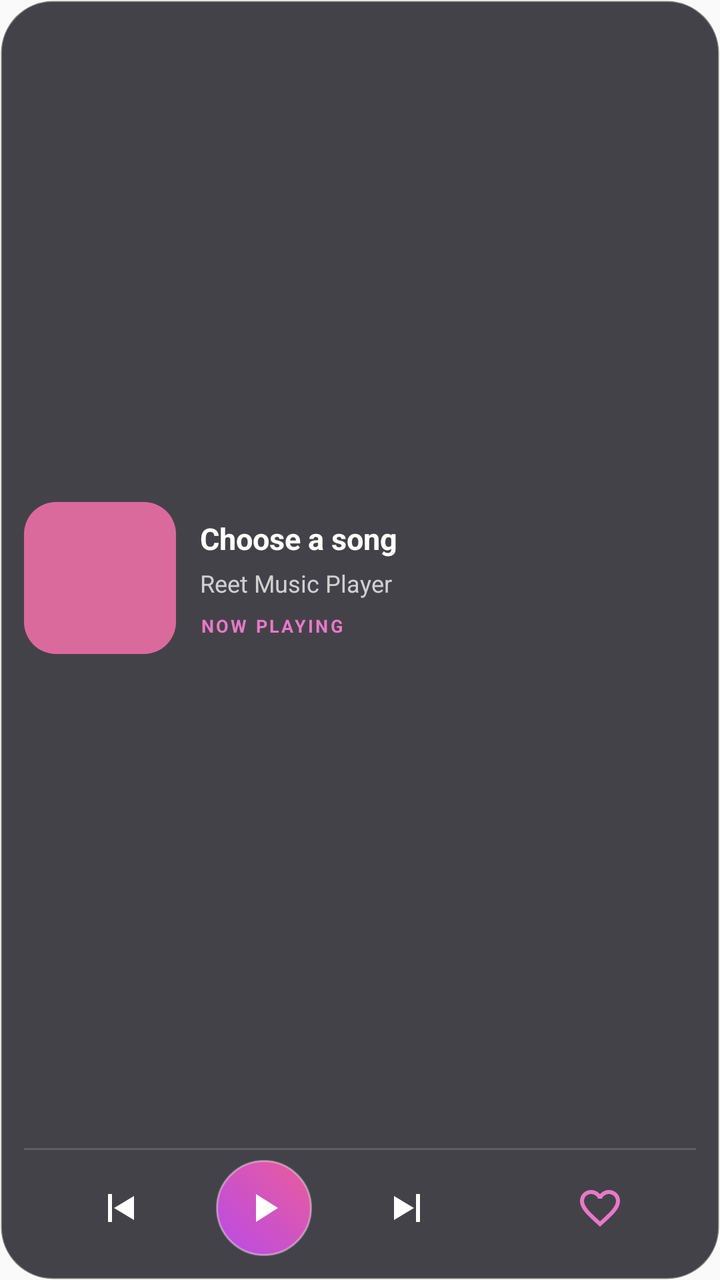
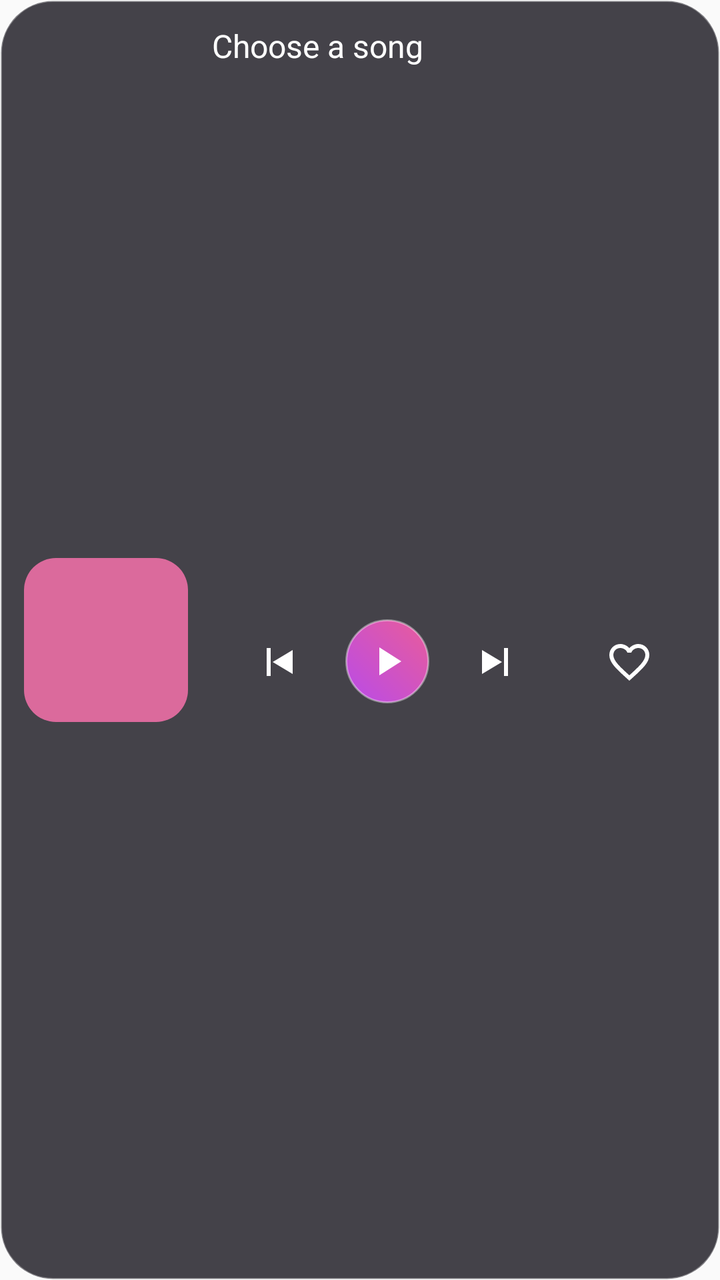

The first picture is an Android layout as it rendered before a commit; the second is the same layout after the commit. The layout source and the unified diff follow.
<!-- AndroidManifest.xml: application theme android:Theme.Material.Light.NoActionBar -->
<!-- res/layout/widget_reet_music.xml -->
<?xml version="1.0" encoding="utf-8"?>
<LinearLayout xmlns:android="http://schemas.android.com/apk/res/android"
    android:id="@+id/widget_root"
    android:layout_width="match_parent"
    android:layout_height="match_parent"
    android:orientation="vertical"
    android:background="@drawable/widget_bg"
    android:padding="12dp">

    <LinearLayout
        android:layout_width="match_parent"
        android:layout_height="0dp"
        android:layout_weight="1"
        android:gravity="center_vertical"
        android:orientation="horizontal">

        <ImageView
            android:id="@+id/widget_art"
            android:layout_width="76dp"
            android:layout_height="76dp"
            android:scaleType="centerCrop"
            android:background="@drawable/widget_art_bg"
            android:contentDescription="Current song artwork" />

        <LinearLayout
            android:layout_width="0dp"
            android:layout_height="wrap_content"
            android:layout_weight="1"
            android:orientation="vertical"
            android:gravity="center_vertical"
            android:paddingStart="12dp">

            <TextView
                android:id="@+id/widget_title"
                android:layout_width="match_parent"
                android:layout_height="wrap_content"
                android:text="Choose a song"
                android:textColor="#FFFFFFFF"
                android:textSize="15sp"
                android:textStyle="bold"
                android:maxLines="2"
                android:ellipsize="end" />

            <TextView
                android:id="@+id/widget_artist"
                android:layout_width="match_parent"
                android:layout_height="wrap_content"
                android:text="Reet Music Player"
                android:textColor="#BFFFFFFF"
                android:textSize="12sp"
                android:maxLines="1"
                android:ellipsize="end"
                android:paddingTop="4dp" />

            <TextView
                android:layout_width="wrap_content"
                android:layout_height="wrap_content"
                android:text="NOW PLAYING"
                android:textColor="#FFE879C7"
                android:textSize="9sp"
                android:textStyle="bold"
                android:letterSpacing="0.12"
                android:paddingTop="7dp" />
        </LinearLayout>
    </LinearLayout>

    <TextView
        android:layout_width="match_parent"
        android:layout_height="1dp"
        android:background="#26FFFFFF"
        android:layout_marginTop="8dp"
        android:layout_marginBottom="5dp"
        android:text="" />

    <LinearLayout
        android:layout_width="match_parent"
        android:layout_height="48dp"
        android:gravity="center"
        android:orientation="horizontal">

        <ImageButton
            android:id="@+id/widget_previous"
            android:layout_width="0dp"
            android:layout_height="match_parent"
            android:layout_weight="1"
            android:background="@android:color/transparent"
            android:padding="12dp"
            android:src="@drawable/ic_widget_previous"
            android:tint="#E6FFFFFF"
            android:contentDescription="Previous song" />

        <ImageButton
            android:id="@+id/widget_play_pause"
            android:layout_width="48dp"
            android:layout_height="48dp"
            android:background="@drawable/widget_play_button_bg"
            android:padding="13dp"
            android:src="@drawable/ic_widget_play"
            android:tint="#FFFFFFFF"
            android:contentDescription="Play or pause" />

        <ImageButton
            android:id="@+id/widget_next"
            android:layout_width="0dp"
            android:layout_height="match_parent"
            android:layout_weight="1"
            android:background="@android:color/transparent"
            android:padding="12dp"
            android:src="@drawable/ic_widget_next"
            android:tint="#E6FFFFFF"
            android:contentDescription="Next song" />

        <ImageButton
            android:id="@+id/widget_favourite"
            android:layout_width="0dp"
            android:layout_height="match_parent"
            android:layout_weight="1"
            android:background="@android:color/transparent"
            android:padding="12dp"
            android:src="@drawable/ic_widget_favorite"
            android:tint="#FFE879C7"
            android:contentDescription="Toggle favourite" />
    </LinearLayout>
</LinearLayout>
<!-- resources referenced by this layout -->
<resources>
  <!-- drawable ic_widget_favorite (drawable) -->
  <vector xmlns:android="http://schemas.android.com/apk/res/android" android:width="24dp" android:height="24dp" android:viewportWidth="24" android:viewportHeight="24"><path android:fillColor="#FFFFFFFF" android:pathData="M12,21.35l-1.45,-1.32C5.4,15.36 2,12.28 2,8.5 2,5.42 4.42,3 7.5,3c1.74,0 3.41,0.81 4.5,2.09C13.09,3.81 14.76,3 16.5,3 19.58,3 22,5.42 22,8.5c0,3.78 -3.4,6.86 -8.55,11.54zM12,18.65c4.62,-4.18 8,-7.25 8,-10.15 0,-2 -1.5,-3.5 -3.5,-3.5 -1.54,0 -3.04,1 -3.57,2.36h-1.87C10.54,6 9.04,5 7.5,5 5.5,5 4,6.5 4,8.5c0,2.9 3.38,5.97 8,10.15z"/></vector>
  <!-- drawable ic_widget_next (drawable) -->
  <vector xmlns:android="http://schemas.android.com/apk/res/android" android:width="24dp" android:height="24dp" android:viewportWidth="24" android:viewportHeight="24"><path android:fillColor="#FFFFFFFF" android:pathData="M16,5h2v14h-2zM5,6v12l10,-6z"/></vector>
  <!-- drawable ic_widget_play (drawable) -->
  <vector xmlns:android="http://schemas.android.com/apk/res/android" android:width="24dp" android:height="24dp" android:viewportWidth="24" android:viewportHeight="24"><path android:fillColor="#FFFFFFFF" android:pathData="M8,5v14l11,-7z"/></vector>
  <!-- drawable ic_widget_previous (drawable) -->
  <vector xmlns:android="http://schemas.android.com/apk/res/android" android:width="24dp" android:height="24dp" android:viewportWidth="24" android:viewportHeight="24"><path android:fillColor="#FFFFFFFF" android:pathData="M6,5h2v14H6zM19,6v12L9,12z"/></vector>
  <!-- drawable widget_art_bg (drawable) -->
  <shape xmlns:android="http://schemas.android.com/apk/res/android" android:shape="rectangle"><corners android:radius="16dp"/><solid android:color="#FFDB6A9C"/></shape>
  <!-- drawable widget_bg (drawable) -->
  <shape xmlns:android="http://schemas.android.com/apk/res/android" android:shape="rectangle"><corners android:radius="26dp"/><solid android:color="#CC17141D"/><stroke android:width="1dp" android:color="#55FFFFFF"/></shape>
  <!-- drawable widget_play_button_bg (drawable) -->
  <shape xmlns:android="http://schemas.android.com/apk/res/android" android:shape="oval"><gradient android:startColor="#FFB94BE8" android:endColor="#FFE95C9A" android:angle="45"/><stroke android:width="1dp" android:color="#66FFFFFF"/></shape>
</resources>

<!-- the commit's change to res/layout/widget_reet_music.xml (unified diff, before → after) -->
@@ -3,122 +3,102 @@
     android:id="@+id/widget_root"
     android:layout_width="match_parent"
     android:layout_height="match_parent"
-    android:orientation="vertical"
+    android:orientation="horizontal"
+    android:gravity="center_vertical"
     android:background="@drawable/widget_bg"
     android:padding="12dp">
 
+    <ImageView
+        android:id="@+id/widget_art"
+        android:layout_width="82dp"
+        android:layout_height="82dp"
+        android:scaleType="centerCrop"
+        android:background="@drawable/widget_art_bg"
+        android:contentDescription="Current song artwork" />
+
     <LinearLayout
-        android:layout_width="match_parent"
-        android:layout_height="0dp"
+        android:layout_width="0dp"
+        android:layout_height="match_parent"
         android:layout_weight="1"
+        android:orientation="vertical"
         android:gravity="center_vertical"
-        android:orientation="horizontal">
+        android:paddingStart="12dp">
 
-        <ImageView
-            android:id="@+id/widget_art"
-            android:layout_width="76dp"
-            android:layout_height="76dp"
-            android:scaleType="centerCrop"
-            android:background="@drawable/widget_art_bg"
-            android:contentDescription="Current song artwork" />
+        <TextView
+            android:id="@+id/widget_title"
+            android:layout_width="match_parent"
+            android:layout_height="wrap_content"
+            android:text="Choose a song"
+            android:textColor="#FFFFFFFF"
+            android:textSize="16sp"
+            android:fontFamily="sans"
+            android:maxLines="1"
+            android:ellipsize="marquee"
+            android:marqueeRepeatLimit="marquee_forever"
+            android:singleLine="true"
+            android:focusable="true"
+            android:focusableInTouchMode="true" />
+
+        <TextView
+            android:id="@+id/widget_artist"
+            android:layout_width="match_parent"
+            android:layout_height="wrap_content"
+            android:visibility="gone"
+            android:text="Reet Music Player"
+            android:textColor="#BFFFFFFF"
+            android:textSize="11sp"
+            android:maxLines="1"
+            android:ellipsize="end" />
 
         <LinearLayout
-            android:layout_width="0dp"
-            android:layout_height="wrap_content"
+            android:layout_width="match_parent"
+            android:layout_height="0dp"
             android:layout_weight="1"
-            android:orientation="vertical"
             android:gravity="center_vertical"
-            android:paddingStart="12dp">
+            android:orientation="horizontal">
 
-            <TextView
-                android:id="@+id/widget_title"
-                android:layout_width="match_parent"
-                android:layout_height="wrap_content"
-                android:text="Choose a song"
-                android:textColor="#FFFFFFFF"
-                android:textSize="15sp"
-                android:textStyle="bold"
-                android:maxLines="2"
-                android:ellipsize="end" />
+            <ImageButton
+                android:id="@+id/widget_previous"
+                android:layout_width="0dp"
+                android:layout_height="match_parent"
+                android:layout_weight="1"
+                android:background="@android:color/transparent"
+                android:padding="11dp"
+                android:src="@drawable/ic_widget_previous"
+                android:tint="#F5FFFFFF"
+                android:contentDescription="Previous song" />
 
-            <TextView
-                android:id="@+id/widget_artist"
-                android:layout_width="match_parent"
-                android:layout_height="wrap_content"
-                android:text="Reet Music Player"
-                android:textColor="#BFFFFFFF"
-                android:textSize="12sp"
-                android:maxLines="1"
-                android:ellipsize="end"
-                android:paddingTop="4dp" />
+            <ImageButton
+                android:id="@+id/widget_play_pause"
+                android:layout_width="42dp"
+                android:layout_height="42dp"
+                android:background="@drawable/widget_play_button_bg"
+                android:padding="11dp"
+                android:src="@drawable/ic_widget_play"
+                android:tint="#FFFFFFFF"
+                android:contentDescription="Play or pause" />
 
-            <TextView
-                android:layout_width="wrap_content"
-                android:layout_height="wrap_content"
-                android:text="NOW PLAYING"
-                android:textColor="#FFE879C7"
-                android:textSize="9sp"
-                android:textStyle="bold"
-                android:letterSpacing="0.12"
-                android:paddingTop="7dp" />
+            <ImageButton
+                android:id="@+id/widget_next"
+                android:layout_width="0dp"
+                android:layout_height="match_parent"
+                android:layout_weight="1"
+                android:background="@android:color/transparent"
+                android:padding="11dp"
+                android:src="@drawable/ic_widget_next"
+                android:tint="#F5FFFFFF"
+                android:contentDescription="Next song" />
+
+            <ImageButton
+                android:id="@+id/widget_favourite"
+                android:layout_width="0dp"
+                android:layout_height="match_parent"
+                android:layout_weight="1"
+                android:background="@android:color/transparent"
+                android:padding="11dp"
+                android:src="@drawable/ic_widget_favorite"
+                android:tint="#FFFFFFFF"
+                android:contentDescription="Toggle favourite" />
         </LinearLayout>
     </LinearLayout>
-
-    <TextView
-        android:layout_width="match_parent"
-        android:layout_height="1dp"
-        android:background="#26FFFFFF"
-        android:layout_marginTop="8dp"
-        android:layout_marginBottom="5dp"
-        android:text="" />
-
-    <LinearLayout
-        android:layout_width="match_parent"
-        android:layout_height="48dp"
-        android:gravity="center"
-        android:orientation="horizontal">
-
-        <ImageButton
-            android:id="@+id/widget_previous"
-            android:layout_width="0dp"
-            android:layout_height="match_parent"
-            android:layout_weight="1"
-            android:background="@android:color/transparent"
-            android:padding="12dp"
-            android:src="@drawable/ic_widget_previous"
-            android:tint="#E6FFFFFF"
-            android:contentDescription="Previous song" />
-
-        <ImageButton
-            android:id="@+id/widget_play_pause"
-            android:layout_width="48dp"
-            android:layout_height="48dp"
-            android:background="@drawable/widget_play_button_bg"
-            android:padding="13dp"
-            android:src="@drawable/ic_widget_play"
-            android:tint="#FFFFFFFF"
-            android:contentDescription="Play or pause" />
-
-        <ImageButton
-            android:id="@+id/widget_next"
-            android:layout_width="0dp"
-            android:layout_height="match_parent"
-            android:layout_weight="1"
-            android:background="@android:color/transparent"
-            android:padding="12dp"
-            android:src="@drawable/ic_widget_next"
-            android:tint="#E6FFFFFF"
-            android:contentDescription="Next song" />
-
-        <ImageButton
-            android:id="@+id/widget_favourite"
-            android:layout_width="0dp"
-            android:layout_height="match_parent"
-            android:layout_weight="1"
-            android:background="@android:color/transparent"
-            android:padding="12dp"
-            android:src="@drawable/ic_widget_favorite"
-            android:tint="#FFE879C7"
-            android:contentDescription="Toggle favourite" />
-    </LinearLayout>
 </LinearLayout>
